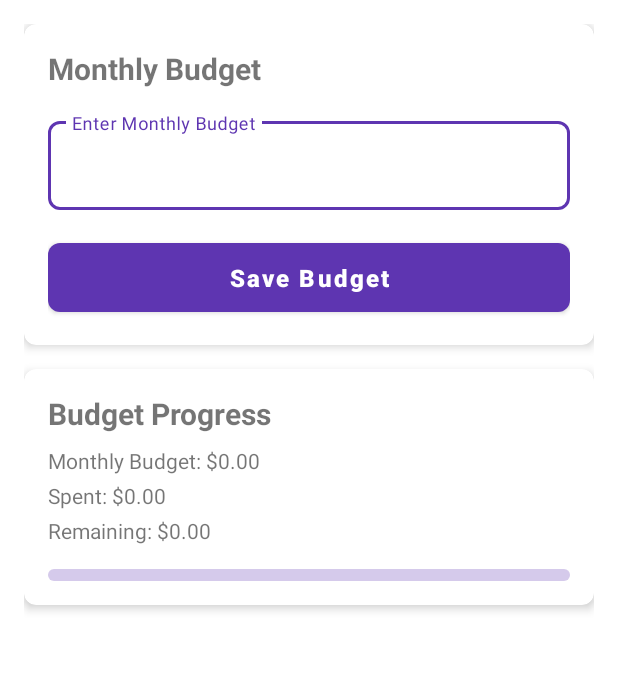
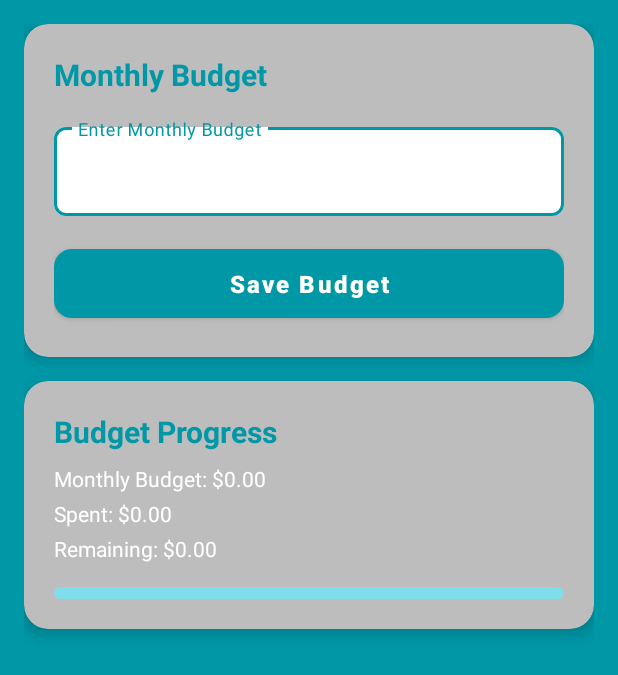
Before and after one commit to ranjeet229/Expense-Tracker, an Android app: the fragment BudgetFragment shown on its own in the app's theme, after a tap on "Save Budget", on a phone screen of 412 x 824 dp. Shown: the top 675 px of the screen. Run offline under Robolectric (Android 15) with nearby library versions, the phone set to English and light mode, and no system bars.

Commit message:
customize budget

```diff
--- a/app/src/main/java/com/example/moneymaster/BudgetFragment.kt
+++ b/app/src/main/java/com/example/moneymaster/BudgetFragment.kt
@@ -1,10 +1,13 @@
 package com.example.moneymaster
 
+import android.content.Context
 import android.os.Bundle
 import android.view.LayoutInflater
 import android.view.View
 import android.view.ViewGroup
+import android.view.inputmethod.InputMethodManager
 import android.widget.TextView
+import android.widget.Toast
 import androidx.fragment.app.Fragment
 import com.google.android.material.button.MaterialButton
 import com.google.android.material.textfield.TextInputEditText
@@ -12,7 +15,6 @@ import com.google.android.material.progressindicator.LinearProgressIndicator
 import java.text.NumberFormat
 import java.util.Locale
 import com.example.moneymaster.utils.DataManager
-import com.example.moneymaster.model.Transaction
 import java.time.LocalDate
 import java.time.format.DateTimeFormatter
 import java.util.Currency
@@ -38,7 +40,6 @@ class BudgetFragment : Fragment() {
     override fun onViewCreated(view: View, savedInstanceState: Bundle?) {
         super.onViewCreated(view, savedInstanceState)
 
-        // Initialize views
         budgetAmountInput = view.findViewById(R.id.budgetAmountInput)
         saveBudgetButton = view.findViewById(R.id.saveBudgetButton)
         budgetProgressText = view.findViewById(R.id.budgetProgressText)
@@ -47,15 +48,12 @@ class BudgetFragment : Fragment() {
         budgetProgressBar = view.findViewById(R.id.budgetProgressBar)
         budgetWarningText = view.findViewById(R.id.budgetWarningText)
 
-        // Load saved budget
         loadSavedBudget()
 
-        // Set up save button click listener
         saveBudgetButton.setOnClickListener {
             saveBudget()
         }
 
-        // Update budget progress
         updateBudgetProgress()
     }
 
@@ -71,7 +69,23 @@ class BudgetFragment : Fragment() {
         val budgetAmount = budgetAmountInput.text.toString().toFloatOrNull() ?: 0f
         val sharedPrefs = requireContext().getSharedPreferences("BudgetPrefs", 0)
         sharedPrefs.edit().putFloat("monthly_budget", budgetAmount).apply()
+
+        // ✅ Hide keyboard
+        hideKeyboard()
+
+        // ✅ Clear input field
+        budgetAmountInput.text?.clear()
+
+        // ✅ Optional: Show confirmation
+        Toast.makeText(requireContext(), "Budget saved successfully!", Toast.LENGTH_SHORT).show()
+
         updateBudgetProgress()
+    }
+
+    private fun hideKeyboard() {
+        val inputMethodManager = requireContext().getSystemService(Context.INPUT_METHOD_SERVICE) as InputMethodManager
+        val currentFocusView = requireActivity().currentFocus ?: View(requireContext())
+        inputMethodManager.hideSoftInputFromWindow(currentFocusView.windowToken, 0)
     }
 
     private fun getCurrencyFormatter(): NumberFormat {
@@ -84,26 +98,18 @@ class BudgetFragment : Fragment() {
     private fun updateBudgetProgress() {
         val sharedPrefs = requireContext().getSharedPreferences("BudgetPrefs", 0)
         val monthlyBudget = sharedPrefs.getFloat("monthly_budget", 0f)
-
-        // Get total expenses for the current month
         val totalExpenses = calculateMonthlyExpenses()
-
-        // Calculate remaining amount
         val remainingAmount = monthlyBudget - totalExpenses
-
         val currencyFormatter = getCurrencyFormatter()
 
-        // Update UI
         budgetProgressText.text = "Monthly Budget: ${currencyFormatter.format(monthlyBudget)}"
         spentAmountText.text = "Spent: ${currencyFormatter.format(totalExpenses)}"
         remainingAmountText.text = "Remaining: ${currencyFormatter.format(remainingAmount)}"
 
-        // Update progress bar
         if (monthlyBudget > 0) {
             val progress = (totalExpenses / monthlyBudget * 100).toInt()
             budgetProgressBar.progress = progress.coerceIn(0, 100)
 
-            // Show warning if spending is high
             when {
                 progress >= 100 -> {
                     budgetWarningText.text = "Warning: You have exceeded your monthly budget!"
@@ -126,16 +132,16 @@ class BudgetFragment : Fragment() {
         val currentYear = LocalDate.now().year
 
         return transactions
-            .filter { transaction -> transaction.isExpense }
-            .filter { transaction ->
+            .filter { it.isExpense }
+            .filter {
                 try {
-                    val transactionDate = LocalDate.parse(transaction.date, dateFormatter)
+                    val transactionDate = LocalDate.parse(it.date, dateFormatter)
                     transactionDate.monthValue == currentMonth && transactionDate.year == currentYear
                 } catch (e: Exception) {
                     false
                 }
             }
-            .sumOf { transaction -> transaction.amount }
+            .sumOf { it.amount }
             .toFloat()
     }
 
--- a/app/src/main/res/layout/fragment_budget.xml
+++ b/app/src/main/res/layout/fragment_budget.xml
@@ -3,6 +3,7 @@
     xmlns:app="http://schemas.android.com/apk/res-auto"
     android:layout_width="match_parent"
     android:layout_height="match_parent"
+    android:background="@color/teal_700"
     android:padding="16dp">
 
     <LinearLayout
@@ -15,34 +16,43 @@
             android:layout_width="match_parent"
             android:layout_height="wrap_content"
             android:layout_marginBottom="16dp"
-            app:cardCornerRadius="8dp"
-            app:cardElevation="4dp">
+            app:cardBackgroundColor="@color/text_hint"
+            app:cardCornerRadius="16dp"
+            app:cardElevation="6dp">
 
             <LinearLayout
                 android:layout_width="match_parent"
                 android:layout_height="wrap_content"
                 android:orientation="vertical"
-                android:padding="16dp">
+                android:padding="20dp">
 
                 <TextView
                     android:layout_width="wrap_content"
                     android:layout_height="wrap_content"
-                    android:text="@string/monthly_budget"
+                    android:text="Monthly Budget"
+                    android:textColor="@color/teal_700"
                     android:textSize="20sp"
                     android:textStyle="bold" />
 
                 <com.google.android.material.textfield.TextInputLayout
+                    android:id="@+id/budgetLayout"
+                    style="@style/Widget.MaterialComponents.TextInputLayout.OutlinedBox"
                     android:layout_width="match_parent"
                     android:layout_height="wrap_content"
                     android:layout_marginTop="16dp"
-                    android:hint="@string/enter_monthly_budget"
-                    style="@style/Widget.MaterialComponents.TextInputLayout.OutlinedBox">
+                    android:hint="Enter Monthly Budget"
+                    app:boxStrokeColor="@color/teal_700"
+                    app:hintTextColor="@color/teal_700"
+                    app:boxBackgroundColor="@android:color/white"
+                    android:textColorHint="@color/teal_700"
+                    app:boxStrokeWidth="1dp">
 
                     <com.google.android.material.textfield.TextInputEditText
                         android:id="@+id/budgetAmountInput"
                         android:layout_width="match_parent"
                         android:layout_height="wrap_content"
-                        android:inputType="numberDecimal" />
+                        android:inputType="numberDecimal"
+                        android:textColor="@color/black" />
                 </com.google.android.material.textfield.TextInputLayout>
 
                 <com.google.android.material.button.MaterialButton
@@ -50,8 +60,12 @@
                     android:layout_width="match_parent"
                     android:layout_height="wrap_content"
                     android:layout_marginTop="16dp"
-                    android:text="@string/save_budget"
-                    />
+                    android:text="Save Budget"
+                    android:textStyle="bold"
+                    android:textAllCaps="true"
+                    android:textColor="@android:color/white"
+                    app:backgroundTint="@color/teal_700"
+                    app:cornerRadius="12dp" />
             </LinearLayout>
         </androidx.cardview.widget.CardView>
 
@@ -60,19 +74,21 @@
             android:layout_width="match_parent"
             android:layout_height="wrap_content"
             android:layout_marginBottom="16dp"
-            app:cardCornerRadius="8dp"
-            app:cardElevation="4dp">
+            app:cardBackgroundColor="@color/text_hint"
+            app:cardCornerRadius="16dp"
+            app:cardElevation="6dp">
 
             <LinearLayout
                 android:layout_width="match_parent"
                 android:layout_height="wrap_content"
                 android:orientation="vertical"
-                android:padding="16dp">
+                android:padding="20dp">
 
                 <TextView
                     android:layout_width="wrap_content"
                     android:layout_height="wrap_content"
-                    android:text="@string/budget_progress"
+                    android:text="Budget Progress"
+                    android:textColor="@color/teal_700"
                     android:textSize="20sp"
                     android:textStyle="bold" />
 
@@ -81,27 +97,33 @@
                     android:layout_width="wrap_content"
                     android:layout_height="wrap_content"
                     android:layout_marginTop="8dp"
-                    android:text="@string/monthly_budget_0_00" />
+                    android:text="Monthly Budget: ₹0.00"
+                    android:textColor="@color/white"
+                    />
 
                 <TextView
                     android:id="@+id/spentAmountText"
                     android:layout_width="wrap_content"
                     android:layout_height="wrap_content"
                     android:layout_marginTop="4dp"
-                    android:text="@string/spent_0_00" />
+                    android:textColor="@color/white"
+                    android:text="Spent: ₹0.00" />
 
                 <TextView
                     android:id="@+id/remainingAmountText"
                     android:layout_width="wrap_content"
                     android:layout_height="wrap_content"
                     android:layout_marginTop="4dp"
-                    android:text="@string/remaining_0_00" />
+                    android:textColor="@color/white"
+                    android:text="Remaining: ₹0.00" />
 
                 <com.google.android.material.progressindicator.LinearProgressIndicator
                     android:id="@+id/budgetProgressBar"
                     android:layout_width="match_parent"
                     android:layout_height="wrap_content"
                     android:layout_marginTop="16dp"
+                    app:indicatorColor="@color/teal_700"
+                    app:trackColor="@color/teal_200"
                     app:trackCornerRadius="8dp"
                     app:trackThickness="8dp" />
 
@@ -110,7 +132,7 @@
                     android:layout_width="wrap_content"
                     android:layout_height="wrap_content"
                     android:layout_marginTop="8dp"
-                    android:textColor="@android:color/holo_red_dark"
+                    android:textColor="@color/expense_red"
                     android:visibility="gone" />
             </LinearLayout>
         </androidx.cardview.widget.CardView>
--- a/app/src/main/res/layout/fragment_settings.xml
+++ b/app/src/main/res/layout/fragment_settings.xml
@@ -41,7 +41,7 @@
             app:iconTint="@android:color/white"
             app:iconPadding="4dp"
             app:cornerRadius="12dp"
-            app:backgroundTint="#C65555"
+            app:backgroundTint="#CF4848"
             android:textSize="14sp" />
         </LinearLayout>
 
```
